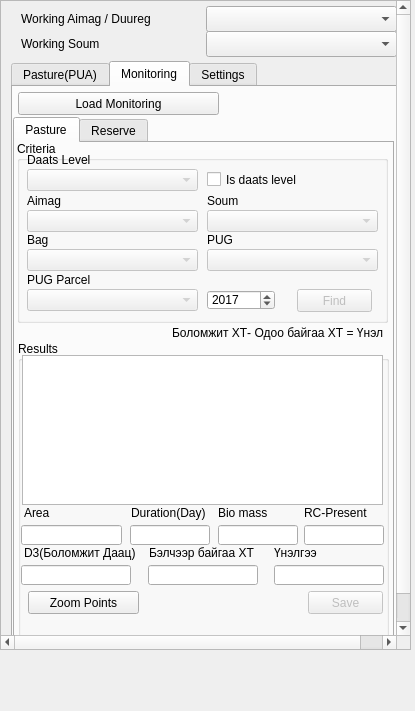
The window that view/PastureWidget.ui (ankhbold/lm2) describes before a commit, drawn with Qt 5.
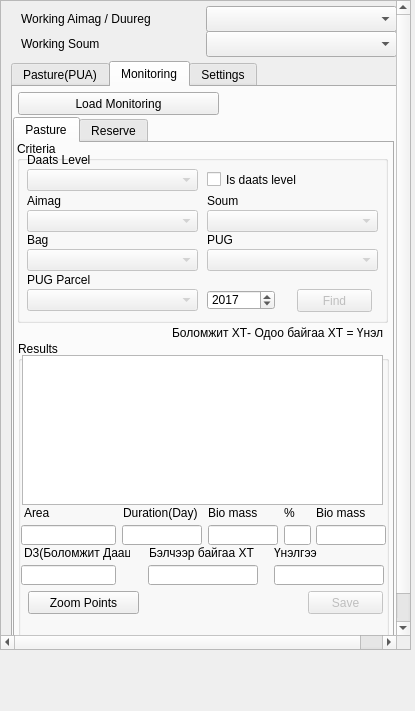
The same window after the commit.

What changed in the file:
```diff
--- a/view/PastureWidget.ui
+++ b/view/PastureWidget.ui
@@ -637,7 +637,7 @@
             <rect>
              <x>6</x>
              <y>204</y>
-             <width>121</width>
+             <width>106</width>
              <height>16</height>
             </rect>
            </property>
@@ -650,7 +650,7 @@
             <rect>
              <x>3</x>
              <y>224</y>
-             <width>110</width>
+             <width>95</width>
              <height>20</height>
             </rect>
            </property>
@@ -705,7 +705,7 @@
             <rect>
              <x>6</x>
              <y>164</y>
-             <width>101</width>
+             <width>95</width>
              <height>16</height>
             </rect>
            </property>
@@ -716,9 +716,9 @@
           <widget class="QLineEdit" name="pasture_biomass_eidt">
            <property name="geometry">
             <rect>
-             <x>200</x>
+             <x>190</x>
              <y>184</y>
-             <width>80</width>
+             <width>70</width>
              <height>20</height>
             </rect>
            </property>
@@ -731,7 +731,7 @@
             <rect>
              <x>3</x>
              <y>184</y>
-             <width>101</width>
+             <width>95</width>
              <height>20</height>
             </rect>
            </property>
@@ -742,9 +742,9 @@
           <widget class="QLabel" name="label_13">
            <property name="geometry">
             <rect>
-             <x>200</x>
+             <x>190</x>
              <y>164</y>
-             <width>81</width>
+             <width>71</width>
              <height>16</height>
             </rect>
            </property>
@@ -755,7 +755,7 @@
           <widget class="QLabel" name="label_14">
            <property name="geometry">
             <rect>
-             <x>113</x>
+             <x>105</x>
              <y>164</y>
              <width>81</width>
              <height>16</height>
@@ -768,7 +768,7 @@
           <widget class="QLineEdit" name="pasture_duration_edit">
            <property name="geometry">
             <rect>
-             <x>112</x>
+             <x>104</x>
              <y>184</y>
              <width>80</width>
              <height>20</height>
@@ -781,9 +781,9 @@
           <widget class="QLineEdit" name="pasture_rc_edit">
            <property name="geometry">
             <rect>
-             <x>286</x>
+             <x>266</x>
              <y>184</y>
-             <width>80</width>
+             <width>27</width>
              <height>20</height>
             </rect>
            </property>
@@ -794,14 +794,14 @@
           <widget class="QLabel" name="label_15">
            <property name="geometry">
             <rect>
-             <x>286</x>
+             <x>266</x>
              <y>164</y>
-             <width>81</width>
+             <width>21</width>
              <height>16</height>
             </rect>
            </property>
            <property name="text">
-            <string>RC-Present</string>
+            <string>%</string>
            </property>
           </widget>
           <widget class="QPushButton" name="zoom_points_button">
@@ -817,6 +817,32 @@
             <string>Zoom Points</string>
            </property>
           </widget>
+          <widget class="QLineEdit" name="pasture_biomass_present_edit">
+           <property name="geometry">
+            <rect>
+             <x>298</x>
+             <y>184</y>
+             <width>70</width>
+             <height>20</height>
+            </rect>
+           </property>
+           <property name="readOnly">
+            <bool>true</bool>
+           </property>
+          </widget>
+          <widget class="QLabel" name="label_16">
+           <property name="geometry">
+            <rect>
+             <x>298</x>
+             <y>164</y>
+             <width>50</width>
+             <height>16</height>
+            </rect>
+           </property>
+           <property name="text">
+            <string>Bio mass</string>
+           </property>
+          </widget>
          </widget>
          <widget class="QLabel" name="point_results_label">
           <property name="geometry">
```
